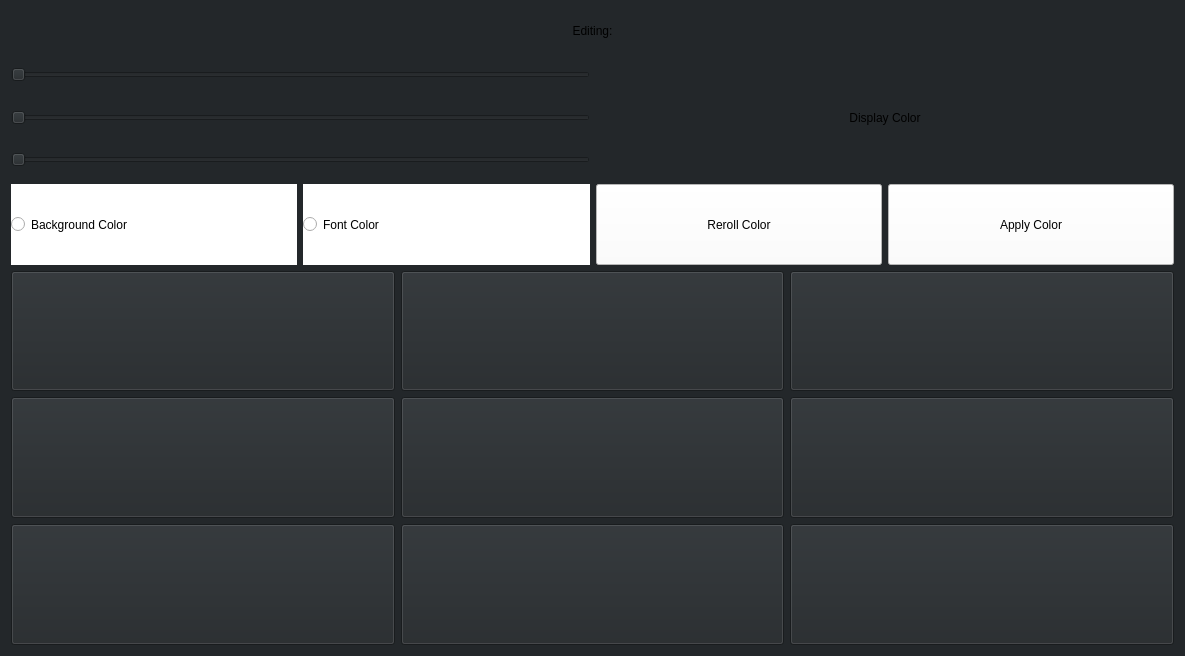
Old version of the form MagicUi/editwindow.ui in the repository GoldschmidtMarko/MagicUi.
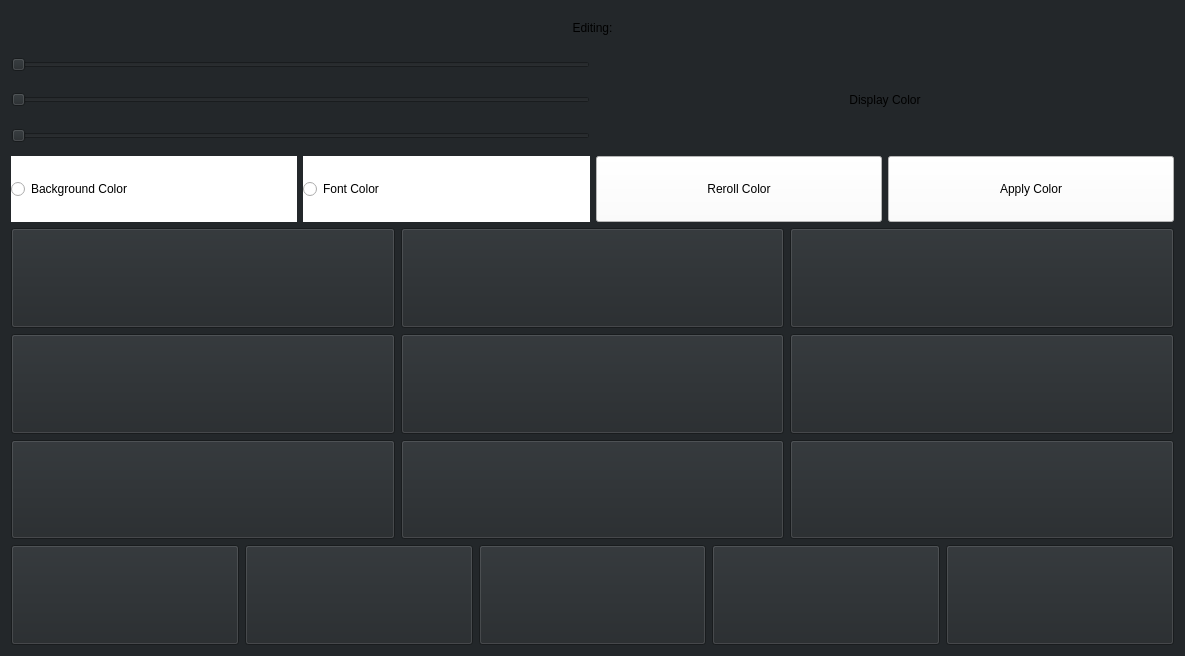
New version of the form.

What changed in the file:
```diff
--- a/MagicUi/editwindow.ui
+++ b/MagicUi/editwindow.ui
@@ -16,7 +16,7 @@
   <property name="styleSheet">
    <string notr="true">background-color: rgb(35,39,42);</string>
   </property>
-  <layout class="QVBoxLayout" name="verticalLayout" stretch="1,3,2,3,3,3">
+  <layout class="QVBoxLayout" name="verticalLayout" stretch="1,3,2,3,3,3,3">
    <item>
     <widget class="QLabel" name="label">
      <property name="text">
@@ -290,6 +290,75 @@
      </item>
     </layout>
    </item>
+   <item>
+    <layout class="QHBoxLayout" name="horizontalLayout_6">
+     <item>
+      <widget class="QPushButton" name="buttonBlue">
+       <property name="sizePolicy">
+        <sizepolicy hsizetype="Preferred" vsizetype="Preferred">
+         <horstretch>0</horstretch>
+         <verstretch>0</verstretch>
+        </sizepolicy>
+       </property>
+       <property name="text">
+        <string/>
+       </property>
+      </widget>
+     </item>
+     <item>
+      <widget class="QPushButton" name="buttonBlack">
+       <property name="sizePolicy">
+        <sizepolicy hsizetype="Preferred" vsizetype="Preferred">
+         <horstretch>0</horstretch>
+         <verstretch>0</verstretch>
+        </sizepolicy>
+       </property>
+       <property name="text">
+        <string/>
+       </property>
+      </widget>
+     </item>
+     <item>
+      <widget class="QPushButton" name="buttonRed">
+       <property name="sizePolicy">
+        <sizepolicy hsizetype="Preferred" vsizetype="Preferred">
+         <horstretch>0</horstretch>
+         <verstretch>0</verstretch>
+        </sizepolicy>
+       </property>
+       <property name="text">
+        <string/>
+       </property>
+      </widget>
+     </item>
+     <item>
+      <widget class="QPushButton" name="buttonWhite">
+       <property name="sizePolicy">
+        <sizepolicy hsizetype="Preferred" vsizetype="Preferred">
+         <horstretch>0</horstretch>
+         <verstretch>0</verstretch>
+        </sizepolicy>
+       </property>
+       <property name="text">
+        <string/>
+       </property>
+      </widget>
+     </item>
+     <item>
+      <widget class="QPushButton" name="buttonGreen">
+       <property name="sizePolicy">
+        <sizepolicy hsizetype="Preferred" vsizetype="Preferred">
+         <horstretch>0</horstretch>
+         <verstretch>0</verstretch>
+        </sizepolicy>
+       </property>
+       <property name="text">
+        <string/>
+       </property>
+      </widget>
+     </item>
+    </layout>
+   </item>
   </layout>
  </widget>
  <resources/>
```
